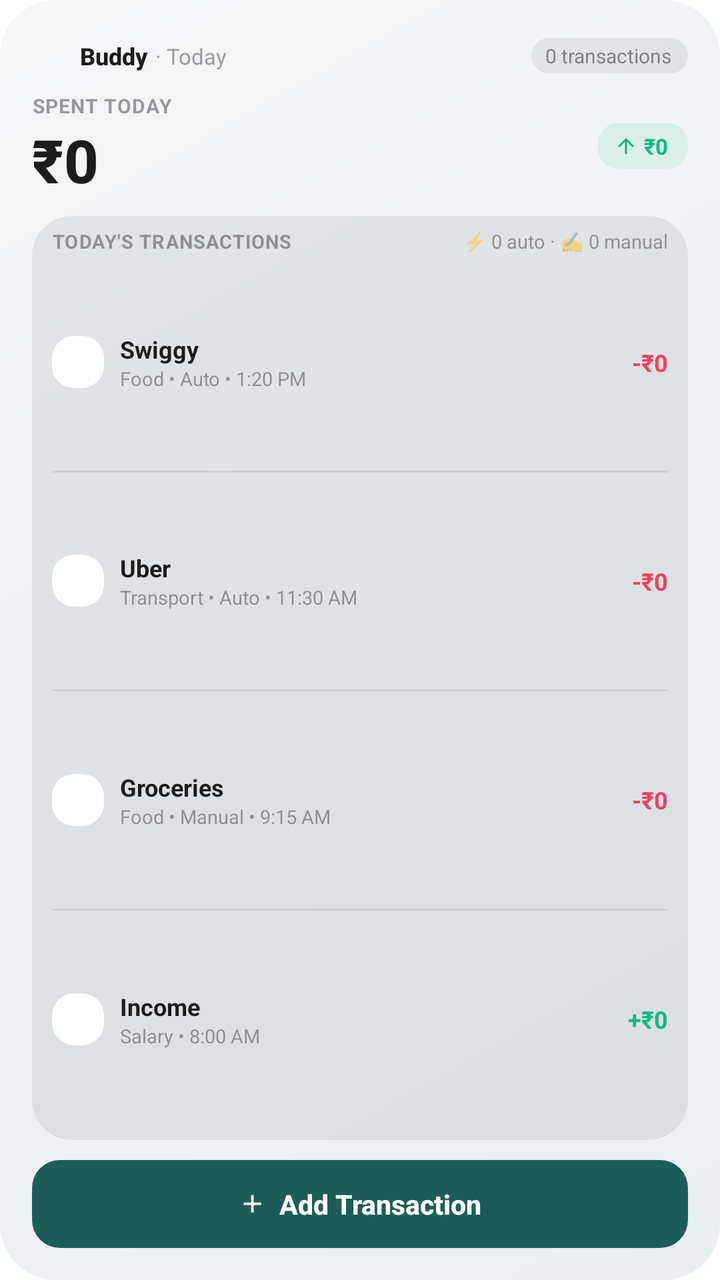
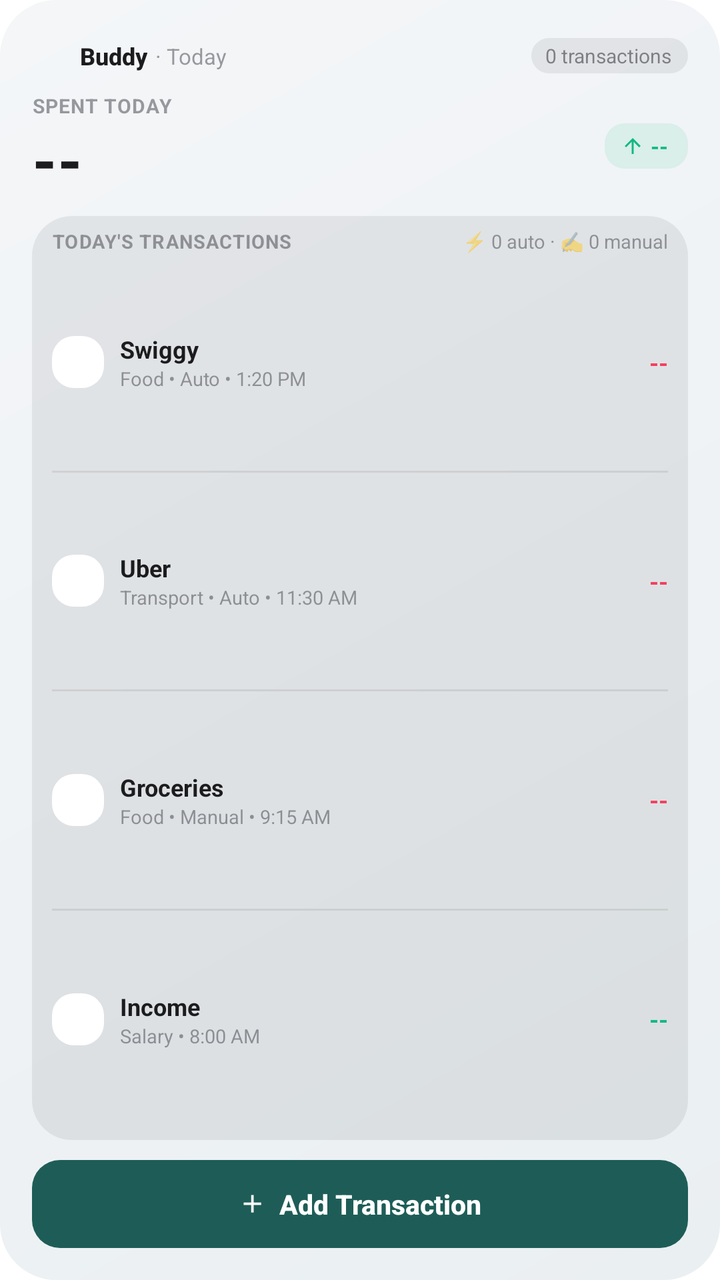

The first picture is an Android layout as it rendered before a commit; the second is the same layout after the commit. The layout source and the unified diff follow.
<!-- AndroidManifest.xml: fallback theme Theme.MaterialComponents.DayNight.NoActionBar -->
<!-- res/layout/widget_buddy_large.xml -->
<?xml version="1.0" encoding="utf-8"?>
<LinearLayout xmlns:android="http://schemas.android.com/apk/res/android"
    android:id="@android:id/background"
    android:layout_width="match_parent"
    android:layout_height="match_parent"
    android:background="@drawable/widget_bg"
    android:orientation="vertical"
    android:padding="16dp">

    
    <LinearLayout
        android:layout_width="match_parent"
        android:layout_height="24dp"
        android:gravity="center_vertical"
        android:orientation="horizontal">

        <ImageView
            android:layout_width="18dp"
            android:layout_height="18dp"
            android:contentDescription="@null"
            android:src="@mipmap/ic_launcher" />

        <TextView
            android:id="@+id/tv_app_name"
            android:layout_width="wrap_content"
            android:layout_height="wrap_content"
            android:layout_marginStart="6dp"
            android:fontFamily="sans-serif-medium"
            android:text="Buddy"
            android:textColor="@color/widget_text_primary"
            android:textSize="12sp"
            android:textStyle="bold" />

        <TextView
            android:id="@+id/tv_today_date"
            android:layout_width="wrap_content"
            android:layout_height="wrap_content"
            android:layout_marginStart="4dp"
            android:ellipsize="end"
            android:maxLines="1"
            android:text="· Today"
            android:textColor="@color/widget_text_muted"
            android:textSize="11sp" />

        <FrameLayout
            android:layout_width="0dp"
            android:layout_height="1dp"
            android:layout_weight="1" />

        <TextView
            android:id="@+id/tv_today_count"
            android:layout_width="wrap_content"
            android:layout_height="wrap_content"
            android:background="@drawable/widget_chip"
            android:ellipsize="end"
            android:maxLines="1"
            android:paddingStart="7dp"
            android:paddingTop="2dp"
            android:paddingEnd="8dp"
            android:paddingBottom="2dp"
            android:text="0 transactions"
            android:textColor="@color/widget_text_secondary"
            android:textSize="10sp" />
    </LinearLayout>

    
    <LinearLayout
        android:layout_width="match_parent"
        android:layout_height="wrap_content"
        android:layout_marginTop="6dp"
        android:gravity="center_vertical"
        android:orientation="horizontal">

        <LinearLayout
            android:layout_width="0dp"
            android:layout_height="wrap_content"
            android:layout_weight="1"
            android:orientation="vertical">

            <TextView
                android:id="@+id/tv_spent_label"
                android:layout_width="wrap_content"
                android:layout_height="wrap_content"
                android:letterSpacing="0.04"
                android:text="SPENT TODAY"
                android:textColor="@color/widget_text_muted"
                android:textSize="10sp"
                android:textStyle="bold" />

            <TextView
                android:id="@+id/tv_hero_spent"
                android:layout_width="match_parent"
                android:layout_height="wrap_content"
                android:autoSizeMaxTextSize="32sp"
                android:autoSizeMinTextSize="20sp"
                android:autoSizeTextType="uniform"
                android:fontFamily="sans-serif-medium"
                android:maxLines="1"
                android:text="₹0"
                android:textColor="@color/widget_text_primary"
                android:textSize="30sp"
                android:textStyle="bold" />
        </LinearLayout>

        
        <LinearLayout
            android:id="@+id/chip_today_income"
            android:layout_width="wrap_content"
            android:layout_height="wrap_content"
            android:layout_marginStart="8dp"
            android:background="@drawable/widget_chip_income"
            android:gravity="center_vertical"
            android:orientation="horizontal"
            android:paddingStart="8dp"
            android:paddingTop="4dp"
            android:paddingEnd="10dp"
            android:paddingBottom="4dp">

            <ImageView
                android:layout_width="12dp"
                android:layout_height="12dp"
                android:contentDescription="@null"
                android:src="@drawable/ic_widget_arrow_up" />

            <TextView
                android:id="@+id/tv_today_income"
                android:layout_width="wrap_content"
                android:layout_height="wrap_content"
                android:layout_marginStart="3dp"
                android:maxLines="1"
                android:text="₹0"
                android:textColor="@color/widget_income"
                android:textSize="11sp"
                android:textStyle="bold" />
        </LinearLayout>
    </LinearLayout>

    
    <LinearLayout
        android:id="@+id/layout_feed"
        android:layout_width="match_parent"
        android:layout_height="0dp"
        android:layout_marginTop="8dp"
        android:layout_weight="1"
        android:background="@drawable/widget_surface"
        android:orientation="vertical"
        android:paddingStart="10dp"
        android:paddingTop="6dp"
        android:paddingEnd="10dp"
        android:paddingBottom="6dp">

        
        <LinearLayout
            android:layout_width="match_parent"
            android:layout_height="wrap_content"
            android:gravity="center_vertical"
            android:orientation="horizontal">

            <TextView
                android:layout_width="wrap_content"
                android:layout_height="wrap_content"
                android:letterSpacing="0.04"
                android:text="TODAY'S TRANSACTIONS"
                android:textColor="@color/widget_text_muted"
                android:textSize="9.5sp"
                android:textStyle="bold" />

            <FrameLayout
                android:layout_width="0dp"
                android:layout_height="1dp"
                android:layout_weight="1" />

            <TextView
                android:id="@+id/tv_auto_manual_split"
                android:layout_width="wrap_content"
                android:layout_height="wrap_content"
                android:text="⚡ 0 auto · ✍️ 0 manual"
                android:textColor="@color/widget_text_muted"
                android:textSize="9.5sp" />
        </LinearLayout>

        
        <LinearLayout
            android:id="@+id/layout_empty_txns"
            android:layout_width="match_parent"
            android:layout_height="match_parent"
            android:gravity="center"
            android:orientation="vertical"
            android:visibility="gone">

            <TextView
                android:layout_width="wrap_content"
                android:layout_height="wrap_content"
                android:text="No spending today"
                android:textColor="@color/widget_text_primary"
                android:textSize="12sp"
                android:textStyle="bold" />

            <TextView
                android:layout_width="wrap_content"
                android:layout_height="wrap_content"
                android:layout_marginTop="2dp"
                android:text="Tap Add below to record your first spend!"
                android:textColor="@color/widget_text_muted"
                android:textSize="10sp" />
        </LinearLayout>

        
        <LinearLayout
            android:id="@+id/layout_txns_container"
            android:layout_width="match_parent"
            android:layout_height="match_parent"
            android:gravity="center_vertical"
            android:orientation="vertical">

            
            <LinearLayout
                android:id="@+id/row_txn_0"
                android:layout_width="match_parent"
                android:layout_height="0dp"
                android:layout_weight="1"
                android:gravity="center_vertical"
                android:orientation="horizontal">

                <FrameLayout
                    android:layout_width="26dp"
                    android:layout_height="26dp">

                    <ImageView
                        android:id="@+id/iv_txn_0_icon_bg"
                        android:layout_width="26dp"
                        android:layout_height="26dp"
                        android:contentDescription="@null"
                        android:src="@drawable/widget_cat_bg" />

                    <ImageView
                        android:id="@+id/iv_txn_0_icon"
                        android:layout_width="14dp"
                        android:layout_height="14dp"
                        android:layout_gravity="center"
                        android:contentDescription="@null"
                        android:src="@drawable/ic_cat_food" />

                    <ImageView
                        android:id="@+id/iv_txn_0_auto_badge"
                        android:layout_width="9dp"
                        android:layout_height="9dp"
                        android:layout_gravity="bottom|end"
                        android:contentDescription="@null"
                        android:src="@drawable/ic_widget_bolt"
                        android:visibility="gone" />
                </FrameLayout>

                <LinearLayout
                    android:layout_width="0dp"
                    android:layout_height="wrap_content"
                    android:layout_marginStart="8dp"
                    android:layout_weight="1"
                    android:orientation="vertical">

                    <TextView
                        android:id="@+id/tv_txn_0_title"
                        android:layout_width="match_parent"
                        android:layout_height="wrap_content"
                        android:ellipsize="end"
                        android:maxLines="1"
                        android:text="Swiggy"
                        android:textColor="@color/widget_text_primary"
                        android:textSize="12sp"
                        android:textStyle="bold" />

                    <TextView
                        android:id="@+id/tv_txn_0_subtitle"
                        android:layout_width="match_parent"
                        android:layout_height="wrap_content"
                        android:ellipsize="end"
                        android:maxLines="1"
                        android:text="Food • Auto • 1:20 PM"
                        android:textColor="@color/widget_text_muted"
                        android:textSize="9.5sp" />
                </LinearLayout>

                <TextView
                    android:id="@+id/tv_txn_0_amount"
                    android:layout_width="wrap_content"
                    android:layout_height="wrap_content"
                    android:layout_marginStart="6dp"
                    android:maxLines="1"
                    android:text="-₹0"
                    android:textColor="@color/widget_expense"
                    android:textSize="12sp"
                    android:textStyle="bold" />
            </LinearLayout>

            <FrameLayout
                android:id="@+id/divider_txn_0"
                android:layout_width="match_parent"
                android:layout_height="1dp"
                android:background="@color/widget_divider" />

            
            <LinearLayout
                android:id="@+id/row_txn_1"
                android:layout_width="match_parent"
                android:layout_height="0dp"
                android:layout_weight="1"
                android:gravity="center_vertical"
                android:orientation="horizontal">

                <FrameLayout
                    android:layout_width="26dp"
                    android:layout_height="26dp">

                    <ImageView
                        android:id="@+id/iv_txn_1_icon_bg"
                        android:layout_width="26dp"
                        android:layout_height="26dp"
                        android:contentDescription="@null"
                        android:src="@drawable/widget_cat_bg" />

                    <ImageView
                        android:id="@+id/iv_txn_1_icon"
                        android:layout_width="14dp"
                        android:layout_height="14dp"
                        android:layout_gravity="center"
                        android:contentDescription="@null"
                        android:src="@drawable/ic_cat_transport" />

                    <ImageView
                        android:id="@+id/iv_txn_1_auto_badge"
                        android:layout_width="9dp"
                        android:layout_height="9dp"
                        android:layout_gravity="bottom|end"
                        android:contentDescription="@null"
                        android:src="@drawable/ic_widget_bolt"
                        android:visibility="gone" />
                </FrameLayout>

                <LinearLayout
                    android:layout_width="0dp"
                    android:layout_height="wrap_content"
                    android:layout_marginStart="8dp"
                    android:layout_weight="1"
                    android:orientation="vertical">

                    <TextView
                        android:id="@+id/tv_txn_1_title"
                        android:layout_width="match_parent"
                        android:layout_height="wrap_content"
                        android:ellipsize="end"
                        android:maxLines="1"
                        android:text="Uber"
                        android:textColor="@color/widget_text_primary"
                        android:textSize="12sp"
                        android:textStyle="bold" />

                    <TextView
                        android:id="@+id/tv_txn_1_subtitle"
                        android:layout_width="match_parent"
                        android:layout_height="wrap_content"
                        android:ellipsize="end"
                        android:maxLines="1"
                        android:text="Transport • Auto • 11:30 AM"
                        android:textColor="@color/widget_text_muted"
                        android:textSize="9.5sp" />
                </LinearLayout>

                <TextView
                    android:id="@+id/tv_txn_1_amount"
                    android:layout_width="wrap_content"
                    android:layout_height="wrap_content"
                    android:layout_marginStart="6dp"
                    android:maxLines="1"
                    android:text="-₹0"
                    android:textColor="@color/widget_expense"
                    android:textSize="12sp"
                    android:textStyle="bold" />
            </LinearLayout>

            <FrameLayout
                android:id="@+id/divider_txn_1"
                android:layout_width="match_parent"
                android:layout_height="1dp"
                android:background="@color/widget_divider" />

            
            <LinearLayout
                android:id="@+id/row_txn_2"
                android:layout_width="match_parent"
                android:layout_height="0dp"
                android:layout_weight="1"
                android:gravity="center_vertical"
                android:orientation="horizontal">

                <FrameLayout
                    android:layout_width="26dp"
                    android:layout_height="26dp">

                    <ImageView
                        android:id="@+id/iv_txn_2_icon_bg"
                        android:layout_width="26dp"
                        android:layout_height="26dp"
                        android:contentDescription="@null"
                        android:src="@drawable/widget_cat_bg" />

                    <ImageView
                        android:id="@+id/iv_txn_2_icon"
                        android:layout_width="14dp"
                        android:layout_height="14dp"
                        android:layout_gravity="center"
                        android:contentDescription="@null"
                        android:src="@drawable/ic_cat_shopping" />

                    <ImageView
                        android:id="@+id/iv_txn_2_auto_badge"
                        android:layout_width="9dp"
                        android:layout_height="9dp"
                        android:layout_gravity="bottom|end"
                        android:contentDescription="@null"
                        android:src="@drawable/ic_widget_bolt"
                        android:visibility="gone" />
                </FrameLayout>

                <LinearLayout
                    android:layout_width="0dp"
                    android:layout_height="wrap_content"
                    android:layout_marginStart="8dp"
                    android:layout_weight="1"
                    android:orientation="vertical">

                    <TextView
                        android:id="@+id/tv_txn_2_title"
                        android:layout_width="match_parent"
                        android:layout_height="wrap_content"
                        android:ellipsize="end"
                        android:maxLines="1"
                        android:text="Groceries"
                        android:textColor="@color/widget_text_primary"
                        android:textSize="12sp"
                        android:textStyle="bold" />

                    <TextView
                        android:id="@+id/tv_txn_2_subtitle"
                        android:layout_width="match_parent"
                        android:layout_height="wrap_content"
                        android:ellipsize="end"
                        android:maxLines="1"
                        android:text="Food • Manual • 9:15 AM"
                        android:textColor="@color/widget_text_muted"
                        android:textSize="9.5sp" />
                </LinearLayout>

                <TextView
                    android:id="@+id/tv_txn_2_amount"
                    android:layout_width="wrap_content"
                    android:layout_height="wrap_content"
                    android:layout_marginStart="6dp"
                    android:maxLines="1"
                    android:text="-₹0"
                    android:textColor="@color/widget_expense"
                    android:textSize="12sp"
                    android:textStyle="bold" />
            </LinearLayout>

            <FrameLayout
                android:id="@+id/divider_txn_2"
                android:layout_width="match_parent"
                android:layout_height="1dp"
                android:background="@color/widget_divider" />

            
            <LinearLayout
                android:id="@+id/row_txn_3"
                android:layout_width="match_parent"
                android:layout_height="0dp"
                android:layout_weight="1"
                android:gravity="center_vertical"
                android:orientation="horizontal">

                <FrameLayout
                    android:layout_width="26dp"
                    android:layout_height="26dp">

                    <ImageView
                        android:id="@+id/iv_txn_3_icon_bg"
                        android:layout_width="26dp"
                        android:layout_height="26dp"
                        android:contentDescription="@null"
                        android:src="@drawable/widget_cat_bg" />

                    <ImageView
                        android:id="@+id/iv_txn_3_icon"
                        android:layout_width="14dp"
                        android:layout_height="14dp"
                        android:layout_gravity="center"
                        android:contentDescription="@null"
                        android:src="@drawable/ic_cat_income" />

                    <ImageView
                        android:id="@+id/iv_txn_3_auto_badge"
                        android:layout_width="9dp"
                        android:layout_height="9dp"
                        android:layout_gravity="bottom|end"
                        android:contentDescription="@null"
                        android:src="@drawable/ic_widget_bolt"
                        android:visibility="gone" />
                </FrameLayout>

                <LinearLayout
                    android:layout_width="0dp"
                    android:layout_height="wrap_content"
                    android:layout_marginStart="8dp"
                    android:layout_weight="1"
                    android:orientation="vertical">

                    <TextView
                        android:id="@+id/tv_txn_3_title"
                        android:layout_width="match_parent"
                        android:layout_height="wrap_content"
                        android:ellipsize="end"
                        android:maxLines="1"
                        android:text="Income"
                        android:textColor="@color/widget_text_primary"
                        android:textSize="12sp"
                        android:textStyle="bold" />

                    <TextView
                        android:id="@+id/tv_txn_3_subtitle"
                        android:layout_width="match_parent"
                        android:layout_height="wrap_content"
                        android:ellipsize="end"
                        android:maxLines="1"
                        android:text="Salary • 8:00 AM"
                        android:textColor="@color/widget_text_muted"
                        android:textSize="9.5sp" />
                </LinearLayout>

                <TextView
                    android:id="@+id/tv_txn_3_amount"
                    android:layout_width="wrap_content"
                    android:layout_height="wrap_content"
                    android:layout_marginStart="6dp"
                    android:maxLines="1"
                    android:text="+₹0"
                    android:textColor="@color/widget_income"
                    android:textSize="12sp"
                    android:textStyle="bold" />
            </LinearLayout>
        </LinearLayout>
    </LinearLayout>

    
    <LinearLayout
        android:id="@+id/btn_widget_add"
        android:layout_width="match_parent"
        android:layout_height="44dp"
        android:layout_marginTop="10dp"
        android:background="@drawable/widget_btn_add"
        android:gravity="center"
        android:orientation="horizontal">

        <ImageView
            android:layout_width="15dp"
            android:layout_height="15dp"
            android:layout_marginEnd="6dp"
            android:contentDescription="@null"
            android:src="@drawable/ic_widget_add" />

        <TextView
            android:layout_width="wrap_content"
            android:layout_height="wrap_content"
            android:fontFamily="sans-serif-medium"
            android:text="Add Transaction"
            android:textColor="@color/widget_accent_text"
            android:textSize="13.5sp"
            android:textStyle="bold" />
    </LinearLayout>
</LinearLayout>
<!-- resources referenced by this layout -->
<resources>
  <color name="widget_accent_text">#FFFFFFFF</color>
  <color name="widget_divider">#14000000</color>
  <color name="widget_expense">#FFF43F5E</color>
  <color name="widget_income">#FF10B981</color>
  <color name="widget_text_muted">#803C3C43</color>
  <color name="widget_text_primary">#FF1C1C1E</color>
  <color name="widget_text_secondary">#993C3C43</color>
  <!-- drawable ic_cat_income (drawable) -->
  <vector xmlns:android="http://schemas.android.com/apk/res/android"
      android:width="24dp"
      android:height="24dp"
      android:viewportWidth="24"
      android:viewportHeight="24">
      <path
          android:fillColor="#FFFFFFFF"
          android:pathData="M16,6l2.29,2.29 -4.88,4.88 -4,-4L2,16.59 3.41,18l6,-6 4,4 6.3,-6.29L22,12V6z" />
  </vector>
  <!-- drawable ic_widget_add (drawable) -->
  <vector xmlns:android="http://schemas.android.com/apk/res/android"
      android:width="24dp"
      android:height="24dp"
      android:viewportWidth="24"
      android:viewportHeight="24">
      <path
          android:fillColor="#FFFFFFFF"
          android:pathData="M19,13h-6v6h-2v-6H5v-2h6V5h2v6h6v2z" />
  </vector>
  <!-- drawable widget_bg (drawable) -->
  <?xml version="1.0" encoding="utf-8"?>
  <shape xmlns:android="http://schemas.android.com/apk/res/android"
      android:shape="rectangle">
      <gradient
          android:angle="315"
          android:startColor="@color/widget_bg_start"
          android:endColor="@color/widget_bg_end" />
      <corners android:radius="@dimen/widget_radius" />
  </shape>
  <!-- drawable widget_btn_add (drawable) -->
  <?xml version="1.0" encoding="utf-8"?>
  <ripple xmlns:android="http://schemas.android.com/apk/res/android"
      android:color="#33FFFFFF">
      <item>
          <shape android:shape="rectangle">
              <solid android:color="@color/widget_accent" />
              <corners android:radius="14dp" />
          </shape>
      </item>
  </ripple>
  <!-- drawable widget_cat_bg (drawable) -->
  <?xml version="1.0" encoding="utf-8"?>
  <shape xmlns:android="http://schemas.android.com/apk/res/android"
      android:shape="rectangle">
      <solid android:color="#FFFFFFFF" />
      <corners android:radius="11dp" />
  </shape>
  <!-- drawable widget_chip (drawable) -->
  <?xml version="1.0" encoding="utf-8"?>
  <shape xmlns:android="http://schemas.android.com/apk/res/android"
      android:shape="rectangle">
      <solid android:color="@color/widget_surface" />
      <corners android:radius="10dp" />
  </shape>
  <!-- drawable widget_chip_income (drawable) -->
  <?xml version="1.0" encoding="utf-8"?>
  <shape xmlns:android="http://schemas.android.com/apk/res/android"
      android:shape="rectangle">
      <solid android:color="@color/widget_income_bg" />
      <corners android:radius="10dp" />
  </shape>
  <!-- drawable widget_surface (drawable) -->
  <?xml version="1.0" encoding="utf-8"?>
  <shape xmlns:android="http://schemas.android.com/apk/res/android"
      android:shape="rectangle">
      <solid android:color="@color/widget_surface" />
      <corners android:radius="@dimen/widget_inner_radius" />
  </shape>
  <!-- mipmap ic_launcher (mipmap-anydpi-v26) -->
  <?xml version="1.0" encoding="utf-8"?>
  <adaptive-icon xmlns:android="http://schemas.android.com/apk/res/android">
    <background android:drawable="@color/ic_launcher_background"/>
    <foreground android:drawable="@drawable/ic_launcher_foreground"/>
  </adaptive-icon>
  <color name="widget_bg_start">#FFF4F6F8</color>
  <color name="widget_bg_end">#FFEAEFF2</color>
  <dimen name="widget_radius">28dp</dimen>
  <color name="widget_accent">#FF1E5D57</color>
  <color name="widget_surface">#12000000</color>
  <color name="widget_income_bg">#1A10B981</color>
  <dimen name="widget_inner_radius">16dp</dimen>
  <color name="ic_launcher_background">#011E26</color>
  <!-- unchanged entries left out for length: 6 -->
</resources>

<!-- the commit's change to res/layout/widget_buddy_large.xml (unified diff, before → after) -->
@@ -96,7 +96,7 @@
                 android:autoSizeTextType="uniform"
                 android:fontFamily="sans-serif-medium"
                 android:maxLines="1"
-                android:text="₹0"
+                android:text="--"
                 android:textColor="@color/widget_text_primary"
                 android:textSize="30sp"
                 android:textStyle="bold" />
@@ -128,7 +128,7 @@
                 android:layout_height="wrap_content"
                 android:layout_marginStart="3dp"
                 android:maxLines="1"
-                android:text="₹0"
+                android:text="--"
                 android:textColor="@color/widget_income"
                 android:textSize="11sp"
                 android:textStyle="bold" />
@@ -286,7 +286,7 @@
                     android:layout_height="wrap_content"
                     android:layout_marginStart="6dp"
                     android:maxLines="1"
-                    android:text="-₹0"
+                    android:text="--"
                     android:textColor="@color/widget_expense"
                     android:textSize="12sp"
                     android:textStyle="bold" />
@@ -371,7 +371,7 @@
                     android:layout_height="wrap_content"
                     android:layout_marginStart="6dp"
                     android:maxLines="1"
-                    android:text="-₹0"
+                    android:text="--"
                     android:textColor="@color/widget_expense"
                     android:textSize="12sp"
                     android:textStyle="bold" />
@@ -456,7 +456,7 @@
                     android:layout_height="wrap_content"
                     android:layout_marginStart="6dp"
                     android:maxLines="1"
-                    android:text="-₹0"
+                    android:text="--"
                     android:textColor="@color/widget_expense"
                     android:textSize="12sp"
                     android:textStyle="bold" />
@@ -541,7 +541,7 @@
                     android:layout_height="wrap_content"
                     android:layout_marginStart="6dp"
                     android:maxLines="1"
-                    android:text="+₹0"
+                    android:text="--"
                     android:textColor="@color/widget_income"
                     android:textSize="12sp"
                     android:textStyle="bold" />
